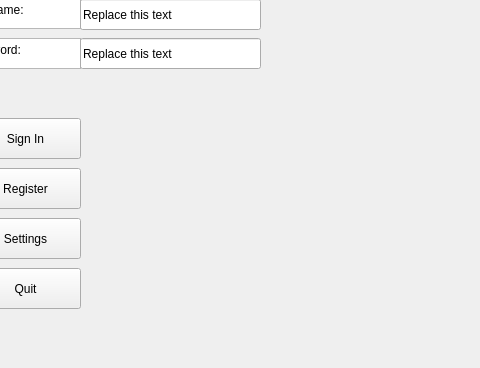
The window that code/Staging_Environment/SP23/code/SP23/mainwindow.ui (muazzamaqeel/Software-Project-CTS-5) describes before a commit, drawn with Qt 5; both pictures show x 110 to 590 and y 232 to 600 of the 1024 by 600 pixel window.
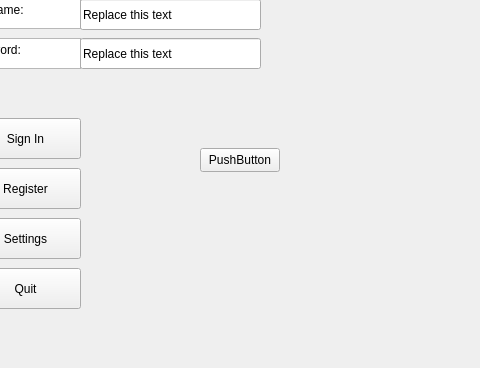
The same window after the commit.

```diff
--- a/code/Staging_Environment/SP23/code/SP23/mainwindow.ui
+++ b/code/Staging_Environment/SP23/code/SP23/mainwindow.ui
@@ -181,6 +181,19 @@
      <string>Replace this text</string>
     </property>
    </widget>
+   <widget class="QPushButton" name="pushButton_2">
+    <property name="geometry">
+     <rect>
+      <x>310</x>
+      <y>380</y>
+      <width>80</width>
+      <height>24</height>
+     </rect>
+    </property>
+    <property name="text">
+     <string>PushButton</string>
+    </property>
+   </widget>
   </widget>
   <widget class="QMenuBar" name="menubar">
    <property name="geometry">
```
Left out of the diff: 2 changed lines with no effect on the pictures.
